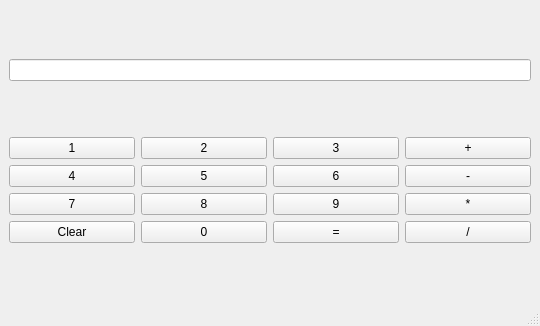
Old version of the form sampleUiCalc/mainwindow.ui in the repository Think2wiceKK/master.
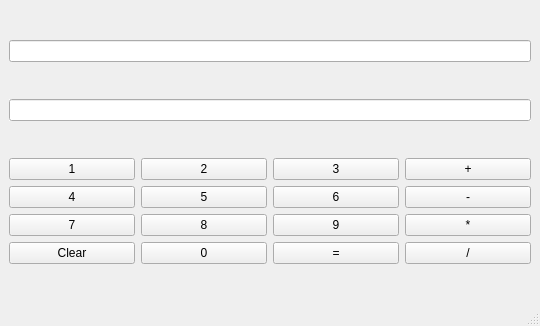
New version of the form.

Diff of the .ui file:
```diff
--- a/sampleUiCalc/mainwindow.ui
+++ b/sampleUiCalc/mainwindow.ui
@@ -14,12 +14,20 @@
    <string>MainWindow</string>
   </property>
   <widget class="QWidget" name="centralwidget">
-   <layout class="QHBoxLayout" name="horizontalLayout_2">
-    <item>
      <layout class="QVBoxLayout" name="verticalLayout_5">
       <item>
        <widget class="QLineEdit" name="lineEdit"/>
       </item>
+    <item>
+     <widget class="QLineEdit" name="lineEditDisplay">
+      <property name="autoFillBackground">
+       <bool>true</bool>
+      </property>
+      <property name="readOnly">
+       <bool>true</bool>
+      </property>
+     </widget>
+    </item>
       <item>
        <layout class="QHBoxLayout" name="horizontalLayout">
         <item>
@@ -147,8 +155,6 @@
              <string>/</string>
             </property>
            </widget>
-          </item>
-         </layout>
         </item>
        </layout>
       </item>
```
Lines whose indentation alone changed are shown as unchanged.
